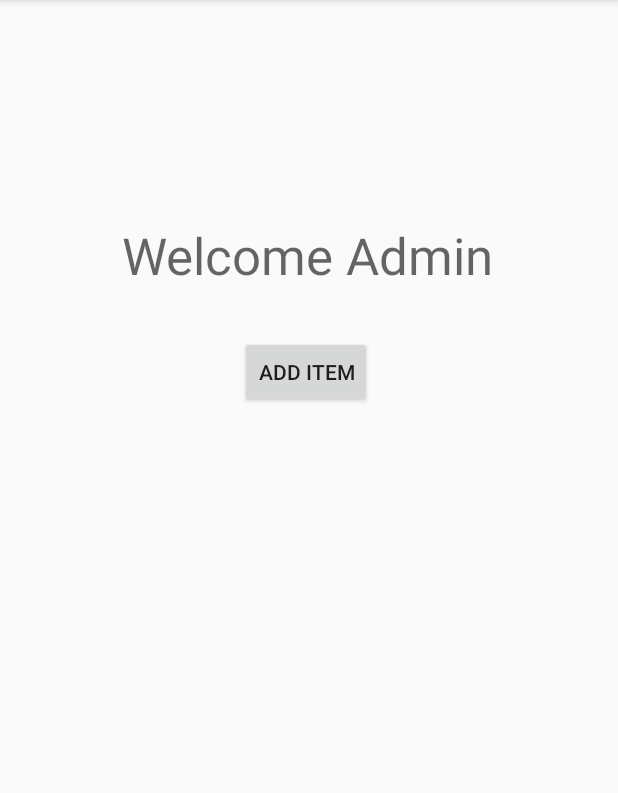
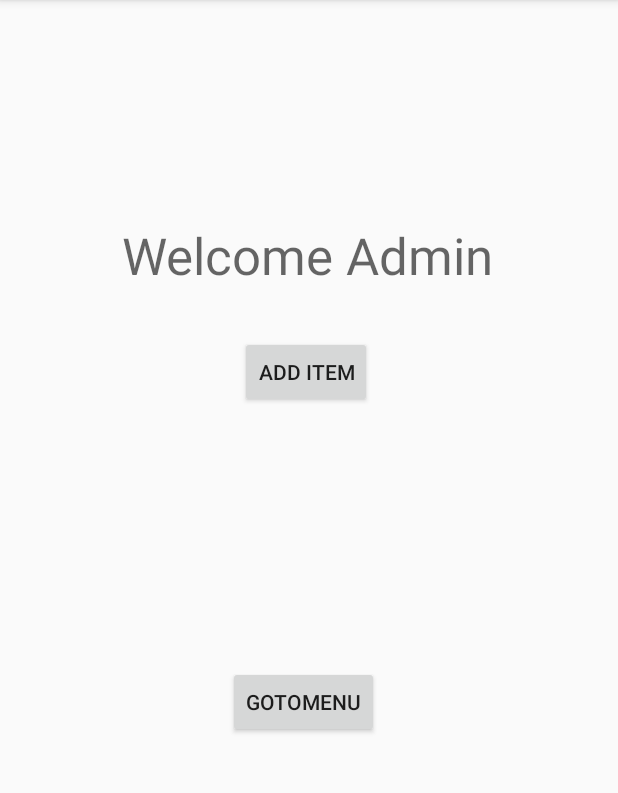
Before and after one commit to gilma0/My_Rest, an Android app: the AdminActivity screen opened directly, with no data from a screen before it, on a phone screen of 412 x 824 dp, the part 84-877 px from its top. Run offline under Robolectric (Android 15) with nearby library versions, the phone set to English and light mode, and no system bars.

```diff
--- a/app/src/main/AndroidManifest.xml
+++ b/app/src/main/AndroidManifest.xml
@@ -9,7 +9,8 @@
         android:roundIcon="@mipmap/ic_launcher_round"
         android:supportsRtl="true"
         android:theme="@style/AppTheme">
-        <activity android:name=".desertsMenu"></activity>
+        <activity android:name=".orderActivity"></activity>
+        <activity android:name=".desertsMenu" />
         <activity android:name=".drinksMenu" />
         <activity android:name=".mainMenu" />
         <activity android:name=".alcoholMenu" />
--- a/app/src/main/java/com/example/myrest/AdminActivity.java
+++ b/app/src/main/java/com/example/myrest/AdminActivity.java
@@ -9,7 +9,7 @@ import android.widget.Button;
 
 public class AdminActivity extends AppCompatActivity {
     private Button addItem;
-    User user;//user to get from previous activity for order, even admin can order and act as user
+    private Button goToMenu;
     @Override
     protected void onCreate(Bundle savedInstanceState) {
         super.onCreate(savedInstanceState);
@@ -21,9 +21,21 @@ public class AdminActivity extends AppCompatActivity {
                 moveToAddItem();
             }
         });
+        goToMenu = (Button) findViewById(R.id.goToMenu);
+        goToMenu.setOnClickListener(new View.OnClickListener() {
+            @Override
+            public void onClick(View v) {
+                movegoToMenu();
+            }
+        });
     }
     public void moveToAddItem(){
         Intent intent = new Intent(AdminActivity.this,AddItem.class);
         startActivity(intent);
     }
+    public void movegoToMenu(){
+        Intent intent = new Intent(AdminActivity.this,mainMenu.class);
+        startActivity(intent);
+    }
+
 }
--- a/app/src/main/java/com/example/myrest/UserActivity.java
+++ b/app/src/main/java/com/example/myrest/UserActivity.java
@@ -23,7 +23,7 @@ import java.lang.reflect.Array;
 import java.util.ArrayList;
 
 public class UserActivity extends AppCompatActivity {
-    public static final String user="names";
+    static String user;
     ListView typeList;
     private FirebaseDatabase mydata;
     DatabaseReference myref;
@@ -35,6 +35,8 @@ public class UserActivity extends AppCompatActivity {
     protected void onCreate(Bundle savedInstanceState) {
         super.onCreate(savedInstanceState);
         setContentView(R.layout.activity_user);
+
+        user = getIntent().getExtras().getString("userID");
         typeList=(ListView)findViewById(R.id.typeList);
         mydata = FirebaseDatabase.getInstance();
         myref = mydata.getReference().child("typeIcons");
@@ -101,6 +103,7 @@ public class UserActivity extends AppCompatActivity {
                 }
                 if(position == 3){
                     Intent intent = new Intent(UserActivity.this,drinksMenu.class);
+                    intent.putExtra("userID", user);
                     //intent.putExtra(drinksMenu.user, user); will send user to next activity
                     startActivity(intent);
                 }
--- a/app/src/main/res/layout/activity_admin.xml
+++ b/app/src/main/res/layout/activity_admin.xml
@@ -17,6 +17,17 @@
         app:layout_constraintStart_toStartOf="parent"
         app:layout_constraintTop_toTopOf="parent" />
 
+    <Button
+        android:id="@+id/goToMenu"
+        android:layout_width="wrap_content"
+        android:layout_height="wrap_content"
+        android:layout_marginStart="152dp"
+        android:layout_marginLeft="152dp"
+        android:layout_marginBottom="276dp"
+        android:text="goToMenu"
+        app:layout_constraintBottom_toBottomOf="parent"
+        app:layout_constraintStart_toStartOf="parent" />
+
     <TextView
         android:id="@+id/textView2"
         android:layout_width="wrap_content"
```
Also changed, not shown: app/src/main/java/com/example/myrest/MainActivity.java (+9 -5 lines), app/src/main/java/com/example/myrest/User.java (+10 -1 lines), app/src/main/java/com/example/myrest/drinksMenu.java (+22 -1 lines), app/src/main/java/com/example/myrest/orderActivity.java (added, +21 -0 lines), app/src/main/res/layout/activity_main.xml (+11 -0 lines), app/src/main/res/layout/activity_order.xml (added, +9 -0 lines).
